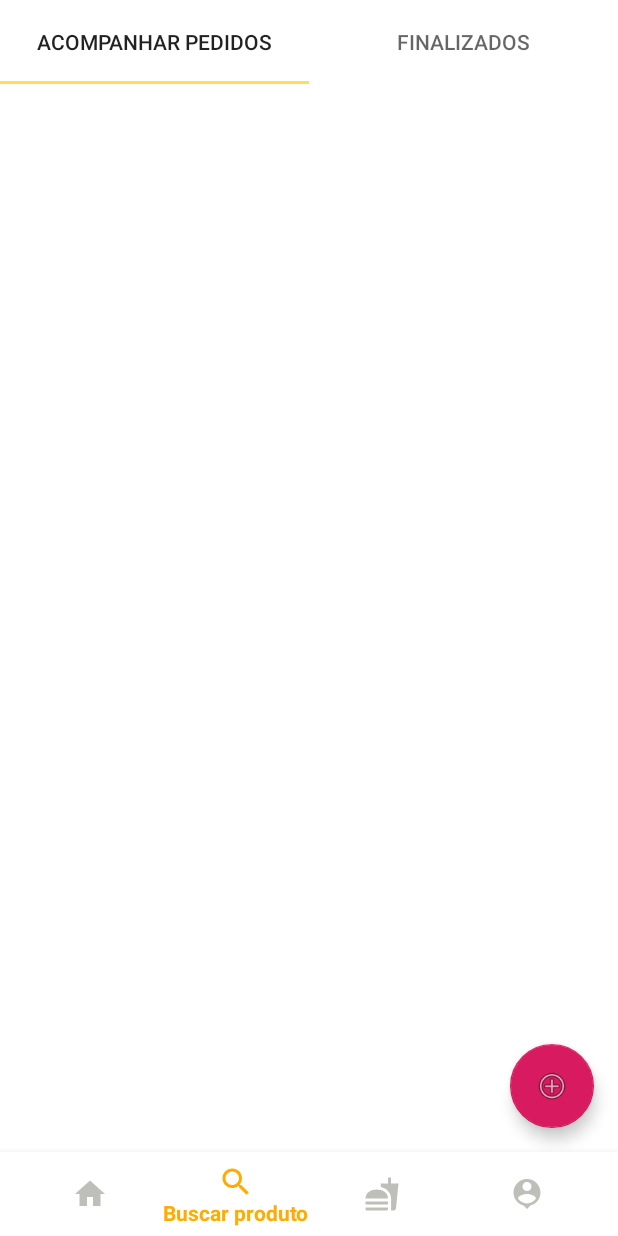
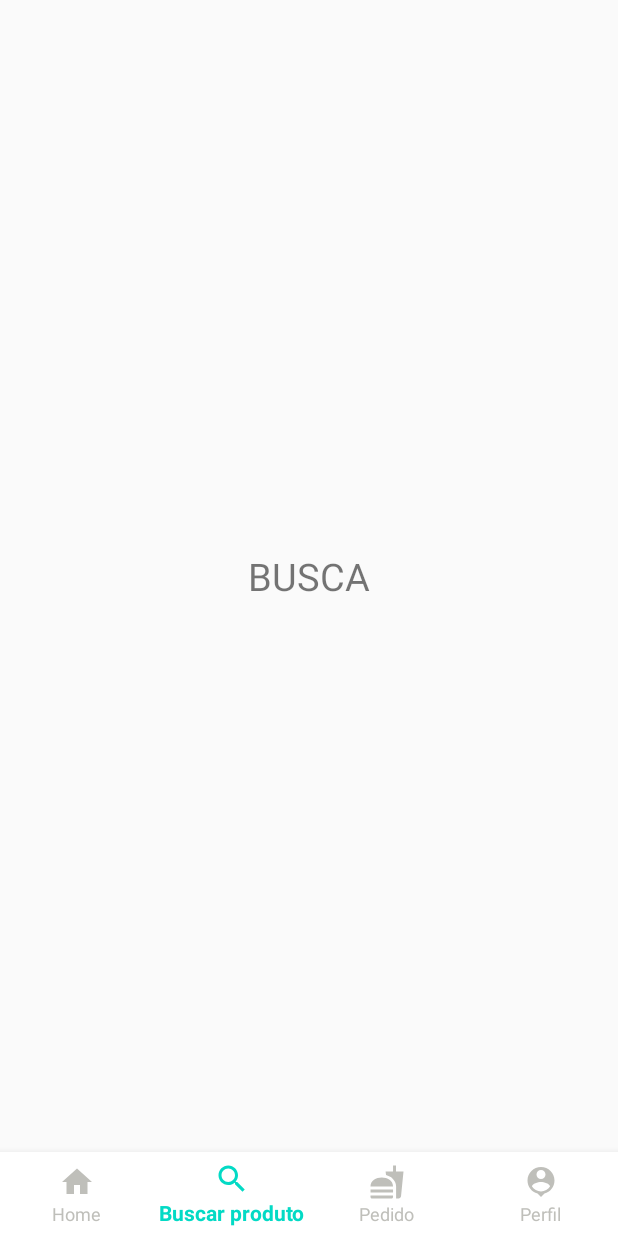
Before and after one commit to GuilhermeMoraes217/SpringBoot, an Android app: the screen it shows after launch (HomeActivity before the commit, NavetagionActivity after it), item 2 of the bottom bar chosen, on a phone screen of 412 x 824 dp. Run offline under Robolectric (Android 15) with nearby library versions, the phone set to English and light mode, and no system bars; our stand-ins replace navigation-ui.

Commit message:
NavgationView Finalizada

```diff
--- a/app/src/main/java/com/example/apirest/activity/MainActivity.java
+++ b/app/src/main/java/com/example/apirest/activity/MainActivity.java
@@ -32,9 +32,11 @@ public class MainActivity extends AppCompatActivity {
         new Handler().postDelayed(new Runnable() {
             @Override
             public void run() {
-                startActivity(new Intent(getBaseContext(), HomeActivity.class));
+                startActivity(new Intent(getBaseContext(), NavetagionActivity.class));
+                finish();
             }
         }, tempoDeEspera);
+
     }
 
 }
--- a/app/src/main/java/com/example/apirest/activity/NavetagionActivity.java
+++ b/app/src/main/java/com/example/apirest/activity/NavetagionActivity.java
@@ -1,16 +1,53 @@
 package com.example.apirest.activity;
 
 import androidx.appcompat.app.AppCompatActivity;
+import androidx.navigation.NavController;
+import androidx.navigation.fragment.NavHostFragment;
+import androidx.navigation.ui.NavigationUI;
 
+import android.app.Activity;
 import android.os.Bundle;
+import android.widget.Toast;
 
 import com.example.apirest.R;
+import com.example.apirest.databinding.ActivityNavetagionBinding;
+import com.google.android.material.bottomnavigation.BottomNavigationView;
 
 public class NavetagionActivity extends AppCompatActivity {
+
+    private ActivityNavetagionBinding binding;
+
+    private NavHostFragment navHostFragment;
+    private NavController navController;
+    private long contTime;
+
 
     @Override
     protected void onCreate(Bundle savedInstanceState) {
         super.onCreate(savedInstanceState);
-        setContentView(R.layout.activity_navetagion);
+        binding = ActivityNavetagionBinding.inflate(getLayoutInflater());
+        setContentView(binding.getRoot());
+
+        initNavigation();
+    }
+
+    private void initNavigation() {
+        navHostFragment = (NavHostFragment) getSupportFragmentManager().findFragmentById(R.id.nav_Host_Fragment);
+        navController = navHostFragment.getNavController();
+        NavigationUI.setupWithNavController(binding.bottomNavigation, navController);
+    }
+
+
+    @Override
+    public void onBackPressed() {
+        if (contTime + 2000 > System.currentTimeMillis()) {
+            super.onBackPressed();
+            return;
+        } else {
+            Toast.makeText(this, "Aperte voltar novamente para sair", Toast.LENGTH_SHORT).show();
+        }
+
+        contTime = System.currentTimeMillis();
+
     }
 }
--- /dev/null
+++ b/app/src/main/java/com/example/apirest/fragments/BuscaFragment.java
@@ -0,0 +1,26 @@
+package com.example.apirest.fragments;
+
+import android.os.Bundle;
+
+import androidx.fragment.app.Fragment;
+
+import android.view.LayoutInflater;
+import android.view.View;
+import android.view.ViewGroup;
+
+import com.example.apirest.R;
+
+
+public class BuscaFragment extends Fragment {
+
+
+    @Override
+    public View onCreateView(LayoutInflater inflater, ViewGroup container,
+                             Bundle savedInstanceState) {
+        // Inflate the layout for this fragment
+        View view = inflater.inflate(R.layout.fragment_busca, container, false);
+
+
+        return view;
+    }
+}
--- a/app/src/main/res/color/selector_item_menu.xml
+++ b/app/src/main/res/color/selector_item_menu.xml
@@ -1,5 +1,5 @@
 <?xml version="1.0" encoding="utf-8"?>
 <selector xmlns:android="http://schemas.android.com/apk/res/android">
-    <item android:state_checked="true" android:color="@color/cor_amarelo_menu"/>
+    <item android:state_checked="true" android:color="@color/azul"/>
     <item android:color="@color/cinza_categoria"/>
 </selector>
--- a/app/src/main/res/layout/activity_navetagion.xml
+++ b/app/src/main/res/layout/activity_navetagion.xml
@@ -8,16 +8,26 @@
     tools:context=".activity.NavetagionActivity">
 
     <androidx.fragment.app.FragmentContainerView
+        android:id="@+id/nav_Host_Fragment"
         android:layout_width="match_parent"
         android:layout_height="0dp"
-
-        />
+        app:layout_constraintBottom_toTopOf="@+id/bottom_navigation"
+        android:name="androidx.navigation.fragment.NavHostFragment"
+        app:defaultNavHost="true"
+        app:navGraph="@navigation/nav_main"
+        app:layout_constraintEnd_toEndOf="parent"
+        app:layout_constraintStart_toStartOf="parent"
+        app:layout_constraintTop_toTopOf="parent" />
 
     <com.google.android.material.bottomnavigation.BottomNavigationView
         android:id="@+id/bottom_navigation"
         android:layout_width="match_parent"
         android:layout_height="wrap_content"
         app:labelVisibilityMode="labeled"
+        app:itemIconTint="@color/selector_item_menu"
+        app:itemTextColor="@color/selector_item_menu"
+        app:itemRippleColor="@color/black"
+        android:background="@android:color/white"
         app:layout_constraintBottom_toBottomOf="parent"
         app:layout_constraintEnd_toEndOf="parent"
         app:layout_constraintStart_toStartOf="parent"
--- /dev/null
+++ b/app/src/main/res/layout/fragment_busca.xml
@@ -0,0 +1,19 @@
+<?xml version="1.0" encoding="utf-8"?>
+<androidx.constraintlayout.widget.ConstraintLayout xmlns:android="http://schemas.android.com/apk/res/android"
+    xmlns:app="http://schemas.android.com/apk/res-auto"
+    xmlns:tools="http://schemas.android.com/tools"
+    android:layout_width="match_parent"
+    android:layout_height="match_parent"
+    tools:context=".fragments.BuscaFragment">
+
+    <!-- TODO: Update blank fragment layout -->
+    <TextView
+        android:layout_width="match_parent"
+        android:layout_height="wrap_content"
+        android:gravity="center"
+        android:text="BUSCA"
+        android:textSize="25dp"
+        app:layout_constraintBottom_toBottomOf="parent"
+        app:layout_constraintTop_toTopOf="parent" />
+
+</androidx.constraintlayout.widget.ConstraintLayout>
--- /dev/null
+++ b/app/src/main/res/navigation/nav_main.xml
@@ -0,0 +1,27 @@
+<?xml version="1.0" encoding="utf-8"?>
+<navigation xmlns:android="http://schemas.android.com/apk/res/android"
+    xmlns:app="http://schemas.android.com/apk/res-auto"
+    xmlns:tools="http://schemas.android.com/tools"
+    android:id="@+id/nav_main"
+    app:startDestination="@id/item_home">
+    <fragment
+        android:id="@+id/item_home"
+        android:name="com.example.apirest.fragments.PedidosFragment"
+        android:label="fragment_pedidos"
+        tools:layout="@layout/fragment_pedidos" />
+    <fragment
+        android:id="@+id/item_busca"
+        android:name="com.example.apirest.fragments.BuscaFragment"
+        android:label="fragment_busca"
+        tools:layout="@layout/fragment_busca" />
+    <fragment
+        android:id="@+id/item_pedidos"
+        android:name="com.example.apirest.fragments.PedidoFragment"
+        android:label="fragment_pedido"
+        tools:layout="@layout/fragment_pedido" />
+    <fragment
+        android:id="@+id/item_perfil"
+        android:name="com.example.apirest.fragments.PerfilFragment"
+        android:label="fragment_perfil"
+        tools:layout="@layout/fragment_perfil" />
+</navigation>
--- a/app/src/main/res/values/styles.xml
+++ b/app/src/main/res/values/styles.xml
@@ -17,7 +17,7 @@
 
     <style name="AppTheme.PopupOverlay" parent="ThemeOverlay.AppCompat.Light" />
 
-    <style name="Widget.App.BottomNavigationView" parent="Widget.MaterialComponents.BottomNavigationView.Colored">
+    <style name="BottomNavigationView" parent="Widget.MaterialComponents.BottomNavigationView.Colored">
         <item name="materialThemeOverlay">@style/ThemeOverlay.App.BottomNavigationView</item>
     </style>
 
```
Also changed, not shown: app/build.gradle (+11 -7 lines), app/src/main/java/com/example/apirest/fragments/PedidoFragment.java (added, +26 -0 lines), app/src/main/java/com/example/apirest/fragments/PerfilFragment.java (added, +26 -0 lines), app/src/main/res/layout/fragment_pedido.xml (added, +19 -0 lines), app/src/main/res/layout/fragment_perfil.xml (added, +19 -0 lines).
